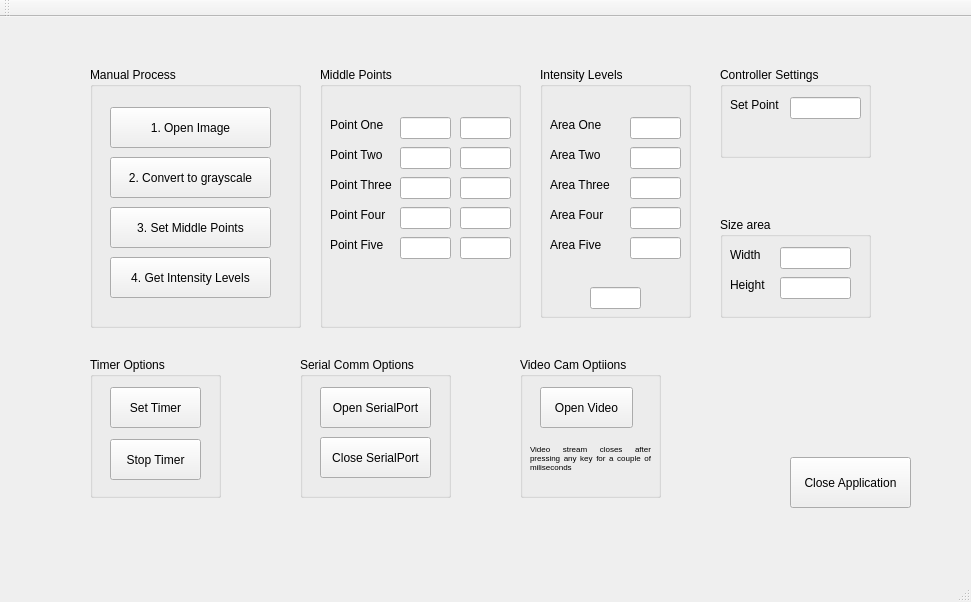
This is LightControl_Develop_01/mainwindow.ui in RaCastanon/LightControl as Qt 5 draws it before an edit. The edited form follows.
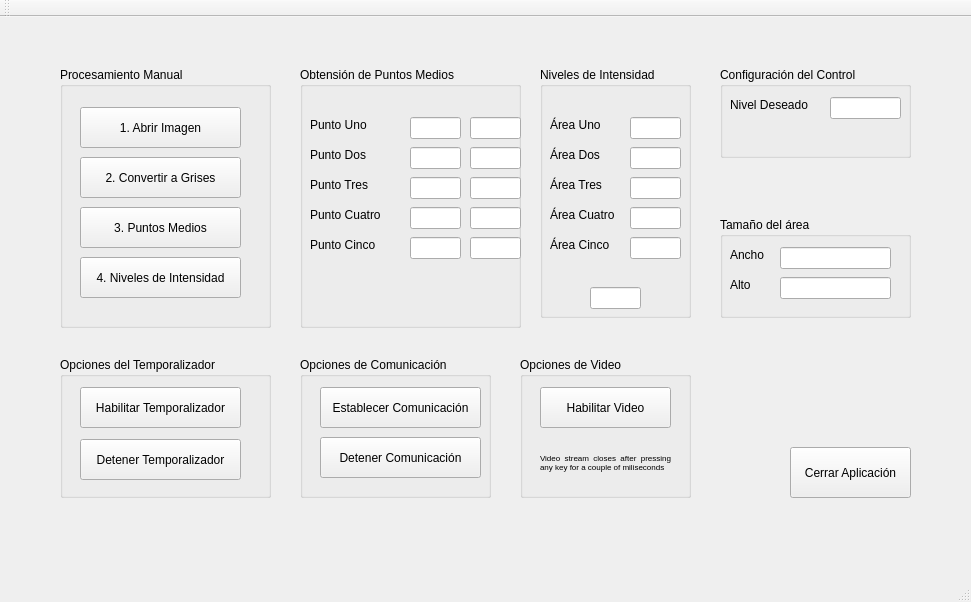
This is the edited form.

Patch:
```diff
--- a/LightControl_Develop_01/mainwindow.ui
+++ b/LightControl_Develop_01/mainwindow.ui
@@ -17,26 +17,26 @@
    <widget class="QGroupBox" name="groupBox">
     <property name="geometry">
      <rect>
-      <x>90</x>
+      <x>60</x>
       <y>340</y>
-      <width>131</width>
+      <width>211</width>
       <height>141</height>
      </rect>
     </property>
     <property name="title">
-     <string>Timer Options</string>
+     <string>Opciones del Temporalizador</string>
     </property>
     <widget class="QPushButton" name="stopTimer">
      <property name="geometry">
       <rect>
        <x>20</x>
        <y>82</y>
-       <width>91</width>
+       <width>161</width>
        <height>41</height>
       </rect>
      </property>
      <property name="text">
-      <string>Stop Timer</string>
+      <string>Detener Temporalizador</string>
      </property>
     </widget>
     <widget class="QPushButton" name="setTimer">
@@ -44,26 +44,26 @@
       <rect>
        <x>20</x>
        <y>30</y>
-       <width>91</width>
+       <width>161</width>
        <height>41</height>
       </rect>
      </property>
      <property name="text">
-      <string>Set Timer</string>
+      <string>Habilitar Temporalizador</string>
      </property>
     </widget>
    </widget>
    <widget class="QGroupBox" name="groupBox_4">
     <property name="geometry">
      <rect>
-      <x>90</x>
+      <x>60</x>
       <y>50</y>
       <width>211</width>
       <height>261</height>
      </rect>
     </property>
     <property name="title">
-     <string>Manual Process</string>
+     <string>Procesamiento Manual</string>
     </property>
     <widget class="QPushButton" name="OpenImageButton">
      <property name="geometry">
@@ -75,7 +75,7 @@
       </rect>
      </property>
      <property name="text">
-      <string>1. Open Image</string>
+      <string>1. Abrir Imagen</string>
      </property>
     </widget>
     <widget class="QPushButton" name="grayScale">
@@ -88,7 +88,7 @@
       </rect>
      </property>
      <property name="text">
-      <string>2. Convert to grayscale</string>
+      <string>2. Convertir a Grises</string>
      </property>
     </widget>
     <widget class="QPushButton" name="middlePoints">
@@ -101,7 +101,7 @@
       </rect>
      </property>
      <property name="text">
-      <string>3. Set Middle Points</string>
+      <string>3. Puntos Medios</string>
      </property>
     </widget>
     <widget class="QPushButton" name="getIntensity">
@@ -114,7 +114,7 @@
       </rect>
      </property>
      <property name="text">
-      <string>4. Get Intensity Levels</string>
+      <string>4. Niveles de Intensidad</string>
      </property>
     </widget>
    </widget>
@@ -123,19 +123,19 @@
      <rect>
       <x>720</x>
       <y>200</y>
-      <width>151</width>
+      <width>191</width>
       <height>101</height>
      </rect>
     </property>
     <property name="title">
-     <string>Size area</string>
+     <string>Tamaño del área</string>
     </property>
     <widget class="QLineEdit" name="widthArea">
      <property name="geometry">
       <rect>
        <x>60</x>
        <y>30</y>
-       <width>71</width>
+       <width>111</width>
        <height>22</height>
       </rect>
      </property>
@@ -145,7 +145,7 @@
       <rect>
        <x>60</x>
        <y>60</y>
-       <width>71</width>
+       <width>111</width>
        <height>22</height>
       </rect>
      </property>
@@ -160,7 +160,7 @@
       </rect>
      </property>
      <property name="text">
-      <string>Width</string>
+      <string>Ancho</string>
      </property>
     </widget>
     <widget class="QLabel" name="label_13">
@@ -173,21 +173,21 @@
       </rect>
      </property>
      <property name="text">
-      <string>Height</string>
+      <string>Alto</string>
      </property>
     </widget>
    </widget>
    <widget class="QGroupBox" name="groupBox_5">
     <property name="geometry">
      <rect>
-      <x>320</x>
+      <x>300</x>
       <y>50</y>
-      <width>201</width>
+      <width>221</width>
       <height>261</height>
      </rect>
     </property>
     <property name="title">
-     <string>Middle Points</string>
+     <string>Obtensión de Puntos Medios</string>
     </property>
     <widget class="QLabel" name="label_2">
      <property name="geometry">
@@ -199,7 +199,7 @@
       </rect>
      </property>
      <property name="text">
-      <string>Point One</string>
+      <string>Punto Uno</string>
      </property>
     </widget>
     <widget class="QLabel" name="label_3">
@@ -212,7 +212,7 @@
       </rect>
      </property>
      <property name="text">
-      <string>Point Two</string>
+      <string>Punto Dos</string>
      </property>
     </widget>
     <widget class="QLabel" name="label_4">
@@ -225,7 +225,7 @@
       </rect>
      </property>
      <property name="text">
-      <string>Point Three</string>
+      <string>Punto Tres</string>
      </property>
     </widget>
     <widget class="QLabel" name="label_5">
@@ -233,12 +233,12 @@
       <rect>
        <x>10</x>
        <y>140</y>
-       <width>71</width>
+       <width>81</width>
        <height>16</height>
       </rect>
      </property>
      <property name="text">
-      <string>Point Four</string>
+      <string>Punto Cuatro</string>
      </property>
     </widget>
     <widget class="QLabel" name="label_6">
@@ -251,13 +251,13 @@
       </rect>
      </property>
      <property name="text">
-      <string>Point Five</string>
+      <string>Punto Cinco</string>
      </property>
     </widget>
     <widget class="QLineEdit" name="P_one_cols">
      <property name="geometry">
       <rect>
-       <x>80</x>
+       <x>110</x>
        <y>50</y>
        <width>51</width>
        <height>22</height>
@@ -267,7 +267,7 @@
     <widget class="QLineEdit" name="P_two_cols">
      <property name="geometry">
       <rect>
-       <x>80</x>
+       <x>110</x>
        <y>80</y>
        <width>51</width>
        <height>22</height>
@@ -277,7 +277,7 @@
     <widget class="QLineEdit" name="P_three_cols">
      <property name="geometry">
       <rect>
-       <x>80</x>
+       <x>110</x>
        <y>110</y>
        <width>51</width>
        <height>22</height>
@@ -287,7 +287,7 @@
     <widget class="QLineEdit" name="P_four_cols">
      <property name="geometry">
       <rect>
-       <x>80</x>
+       <x>110</x>
        <y>140</y>
        <width>51</width>
        <height>22</height>
@@ -297,7 +297,7 @@
     <widget class="QLineEdit" name="P_five_cols">
      <property name="geometry">
       <rect>
-       <x>80</x>
+       <x>110</x>
        <y>170</y>
        <width>51</width>
        <height>22</height>
@@ -307,7 +307,7 @@
     <widget class="QLineEdit" name="P_four_rows">
      <property name="geometry">
       <rect>
-       <x>140</x>
+       <x>170</x>
        <y>140</y>
        <width>51</width>
        <height>22</height>
@@ -317,7 +317,7 @@
     <widget class="QLineEdit" name="P_two_rows">
      <property name="geometry">
       <rect>
-       <x>140</x>
+       <x>170</x>
        <y>80</y>
        <width>51</width>
        <height>22</height>
@@ -327,7 +327,7 @@
     <widget class="QLineEdit" name="P_five_rows">
      <property name="geometry">
       <rect>
-       <x>140</x>
+       <x>170</x>
        <y>170</y>
        <width>51</width>
        <height>22</height>
@@ -337,7 +337,7 @@
     <widget class="QLineEdit" name="P_one_rows">
      <property name="geometry">
       <rect>
-       <x>140</x>
+       <x>170</x>
        <y>50</y>
        <width>51</width>
        <height>22</height>
@@ -347,7 +347,7 @@
     <widget class="QLineEdit" name="P_three_rows">
      <property name="geometry">
       <rect>
-       <x>140</x>
+       <x>170</x>
        <y>110</y>
        <width>51</width>
        <height>22</height>
@@ -360,33 +360,33 @@
      <rect>
       <x>520</x>
       <y>340</y>
-      <width>141</width>
+      <width>171</width>
       <height>141</height>
      </rect>
     </property>
     <property name="title">
-     <string>Video Cam Optiions</string>
+     <string>Opciones de Video</string>
     </property>
     <widget class="QPushButton" name="openVideoCam">
      <property name="geometry">
       <rect>
        <x>20</x>
        <y>30</y>
-       <width>93</width>
+       <width>131</width>
        <height>41</height>
       </rect>
      </property>
      <property name="text">
-      <string>Open Video</string>
+      <string>Habilitar Video</string>
      </property>
     </widget>
     <widget class="QLabel" name="label">
      <property name="geometry">
       <rect>
-       <x>10</x>
-       <y>70</y>
-       <width>121</width>
-       <height>61</height>
+       <x>20</x>
+       <y>80</y>
+       <width>131</width>
+       <height>51</height>
       </rect>
      </property>
      <property name="sizePolicy">
@@ -423,30 +423,30 @@
      <rect>
       <x>720</x>
       <y>50</y>
-      <width>151</width>
+      <width>191</width>
       <height>91</height>
      </rect>
     </property>
     <property name="title">
-     <string>Controller Settings</string>
+     <string>Configuración del Control</string>
     </property>
     <widget class="QLabel" name="label_14">
      <property name="geometry">
       <rect>
        <x>10</x>
        <y>30</y>
-       <width>61</width>
+       <width>91</width>
        <height>16</height>
       </rect>
      </property>
      <property name="text">
-      <string>Set Point</string>
+      <string>Nivel Deseado</string>
      </property>
     </widget>
     <widget class="QLineEdit" name="setPoint">
      <property name="geometry">
       <rect>
-       <x>70</x>
+       <x>110</x>
        <y>30</y>
        <width>71</width>
        <height>22</height>
@@ -458,13 +458,13 @@
     <property name="geometry">
      <rect>
       <x>790</x>
-      <y>440</y>
+      <y>430</y>
       <width>121</width>
       <height>51</height>
      </rect>
     </property>
     <property name="text">
-     <string>Close Application</string>
+     <string>Cerrar Aplicación</string>
     </property>
    </widget>
    <widget class="QGroupBox" name="groupBox_6">
@@ -477,7 +477,7 @@
      </rect>
     </property>
     <property name="title">
-     <string>Intensity Levels</string>
+     <string>Niveles de Intensidad</string>
     </property>
     <widget class="QLabel" name="label_11">
      <property name="geometry">
@@ -489,7 +489,7 @@
       </rect>
      </property>
      <property name="text">
-      <string>Area Five</string>
+      <string>Área Cinco</string>
      </property>
     </widget>
     <widget class="QLabel" name="label_7">
@@ -502,7 +502,7 @@
       </rect>
      </property>
      <property name="text">
-      <string>Area Two</string>
+      <string>Área Dos</string>
      </property>
     </widget>
     <widget class="QLabel" name="label_10">
@@ -515,7 +515,7 @@
       </rect>
      </property>
      <property name="text">
-      <string>Area Three</string>
+      <string>Área Tres</string>
      </property>
     </widget>
     <widget class="QLabel" name="label_9">
@@ -528,7 +528,7 @@
       </rect>
      </property>
      <property name="text">
-      <string>Area One</string>
+      <string>Área Uno</string>
      </property>
     </widget>
     <widget class="QLabel" name="label_8">
@@ -541,7 +541,7 @@
       </rect>
      </property>
      <property name="text">
-      <string>Area Four</string>
+      <string>Área Cuatro</string>
      </property>
     </widget>
     <widget class="QLineEdit" name="intensityLevel_1">
@@ -610,24 +610,24 @@
      <rect>
       <x>300</x>
       <y>340</y>
-      <width>151</width>
+      <width>191</width>
       <height>141</height>
      </rect>
     </property>
     <property name="title">
-     <string>Serial Comm Options</string>
+     <string>Opciones de Comunicación</string>
     </property>
     <widget class="QPushButton" name="closeSerialPort">
      <property name="geometry">
       <rect>
        <x>20</x>
        <y>80</y>
-       <width>111</width>
+       <width>161</width>
        <height>41</height>
       </rect>
      </property>
      <property name="text">
-      <string>Close SerialPort</string>
+      <string>Detener Comunicación</string>
      </property>
     </widget>
     <widget class="QPushButton" name="openSerialPort">
@@ -635,12 +635,12 @@
       <rect>
        <x>20</x>
        <y>30</y>
-       <width>111</width>
+       <width>161</width>
        <height>41</height>
       </rect>
      </property>
      <property name="text">
-      <string>Open SerialPort</string>
+      <string>Establecer Comunicación</string>
      </property>
     </widget>
    </widget>
```
